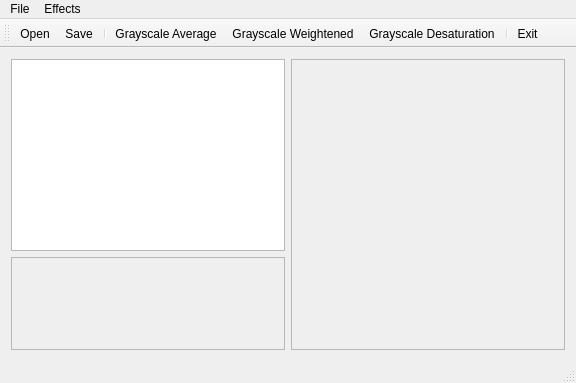
First picture: the form in MyPainter/mypainter.ui, repository xzatkalik/zadanie, before the edit.
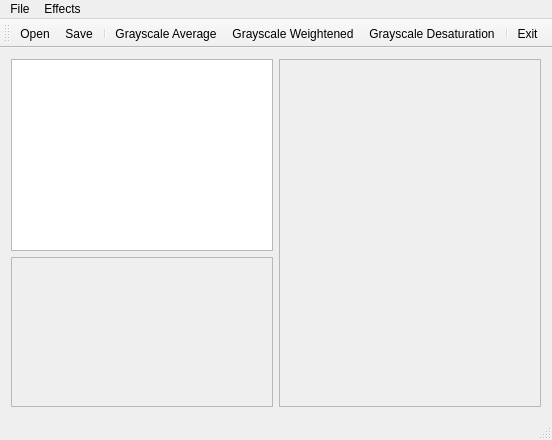
Second picture: the form after the edit. Icons and pictures are not drawn.

```diff
--- a/MyPainter/mypainter.ui
+++ b/MyPainter/mypainter.ui
@@ -6,8 +6,8 @@
    <rect>
     <x>0</x>
     <y>0</y>
-    <width>576</width>
-    <height>383</height>
+    <width>552</width>
+    <height>440</height>
    </rect>
   </property>
   <property name="windowTitle">
@@ -47,8 +47,8 @@
           <rect>
            <x>0</x>
            <y>0</y>
-           <width>272</width>
-           <height>71</height>
+           <width>260</width>
+           <height>128</height>
           </rect>
          </property>
         </widget>
@@ -74,8 +74,8 @@
           <rect>
            <x>0</x>
            <y>0</y>
-           <width>272</width>
-           <height>269</height>
+           <width>260</width>
+           <height>326</height>
           </rect>
          </property>
         </widget>
@@ -90,7 +90,7 @@
     <rect>
      <x>0</x>
      <y>0</y>
-     <width>576</width>
+     <width>552</width>
      <height>21</height>
     </rect>
    </property>
```
